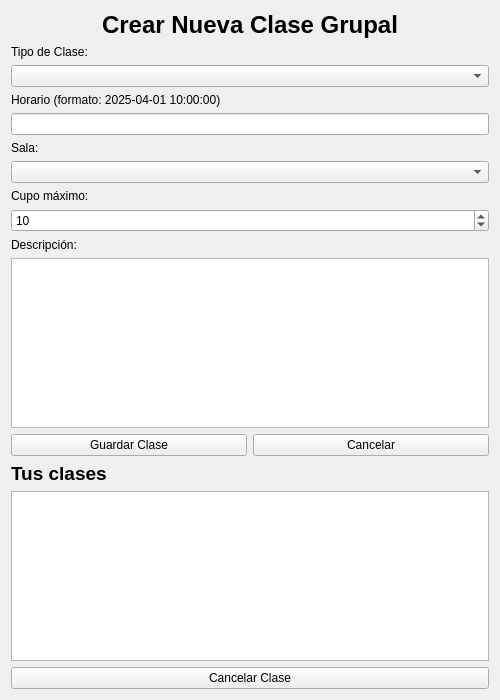
The window that src/vista/ui/crear_clase_grupal.ui (OscaarMG/campasgym) describes before a commit, drawn with Qt 5.
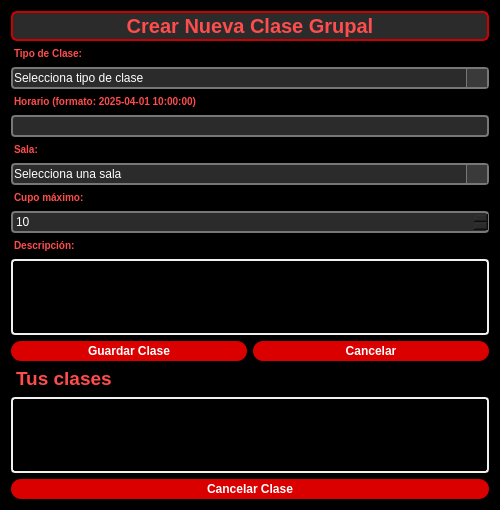
The same window after the commit.

Commit message: crear_clase_grupal

Patch:
```diff
--- a/src/vista/ui/crear_clase_grupal.ui
+++ b/src/vista/ui/crear_clase_grupal.ui
@@ -7,17 +7,34 @@
     <x>0</x>
     <y>0</y>
     <width>500</width>
-    <height>700</height>
+    <height>488</height>
    </rect>
   </property>
   <property name="windowTitle">
    <string>Crear Clase Grupal</string>
   </property>
+  <property name="styleSheet">
+   <string notr="true">background-color:#000000</string>
+  </property>
   <layout class="QVBoxLayout" name="verticalLayout">
    <item>
     <widget class="QLabel" name="labelTitulo">
+     <property name="maximumSize">
+      <size>
+       <width>16777215</width>
+       <height>30</height>
+      </size>
+     </property>
      <property name="styleSheet">
-      <string notr="true">font-size:18pt; font-weight:bold;</string>
+      <string notr="true">QLabel {
+    background-color: #2b2b2b;     
+    color: #ff4c4c;              
+    border: 2px solid #cc0000;     
+    padding: 2px;
+    font-size: 8px;
+    font-weight: bold;
+    border-radius: 6px;
+	font-size:15pt; font-weight:bold;}</string>
      </property>
      <property name="text">
       <string>Crear Nueva Clase Grupal</string>
@@ -29,6 +46,15 @@
    </item>
    <item>
     <widget class="QLabel" name="labelTipoClase">
+     <property name="styleSheet">
+      <string notr="true">QLabel{
+    color: #ff4c4c;              
+    font-size: 10px;
+    font-weight: bold;
+    padding-bottom: 1.3px;
+}
+</string>
+     </property>
      <property name="text">
       <string>Tipo de Clase:</string>
      </property>
@@ -36,6 +62,31 @@
    </item>
    <item>
     <widget class="QComboBox" name="comboBoxTipoClase">
+     <property name="styleSheet">
+      <string notr="true">QComboBox {
+    background-color: #2b2b2b;   
+    color: white;                    
+    border: 1.5px solid #777777;     
+    padding: 1px;
+    border-radius: 4px;
+}
+
+QComboBox::drop-down {
+    subcontrol-origin: padding;
+    subcontrol-position: top right;
+    width: 20px;
+    border-left: 1px solid #777777;
+    background-color: #3a3a3a;
+}
+
+QComboBox QAbstractItemView {
+    background-color: #2b2b2b;
+    color: white;
+    selection-background-color: #444444;
+    selection-color: #ff4c4c;     
+    border: 1px solid #555555;
+}</string>
+     </property>
      <property name="placeholderText">
       <string>Selecciona tipo de clase</string>
      </property>
@@ -68,16 +119,47 @@
    </item>
    <item>
     <widget class="QLabel" name="labelHorario">
+     <property name="styleSheet">
+      <string notr="true">QLabel{
+    color: #ff4c4c;              
+    font-size: 10px;
+    font-weight: bold;
+    padding-bottom: 1.3px;
+}
+</string>
+     </property>
      <property name="text">
       <string>Horario (formato: 2025-04-01 10:00:00)</string>
      </property>
     </widget>
    </item>
    <item>
-    <widget class="QLineEdit" name="lineEditHorario"/>
+    <widget class="QLineEdit" name="lineEditHorario">
+     <property name="styleSheet">
+      <string notr="true">QLineEdit {
+    background-color: #2b2b2b;      
+    color: white;                   
+    border: 1.5px solid #777777;     
+    padding: 1px;
+    border-radius: 4px;
+    selection-background-color: #444444;
+    selection-color: #ff4c4c;        
+}
+</string>
+     </property>
+    </widget>
    </item>
    <item>
     <widget class="QLabel" name="labelSala">
+     <property name="styleSheet">
+      <string notr="true">QLabel{
+    color: #ff4c4c;              
+    font-size: 10px;
+    font-weight: bold;
+    padding-bottom: 1.3px;
+}
+</string>
+     </property>
      <property name="text">
       <string>Sala:</string>
      </property>
@@ -85,6 +167,31 @@
    </item>
    <item>
     <widget class="QComboBox" name="comboBoxSala">
+     <property name="styleSheet">
+      <string notr="true">QComboBox {
+    background-color: #2b2b2b;   
+    color: white;                    
+    border: 1.5px solid #777777;     
+    padding: 1px;
+    border-radius: 4px;
+}
+
+QComboBox::drop-down {
+    subcontrol-origin: padding;
+    subcontrol-position: top right;
+    width: 20px;
+    border-left: 1px solid #777777;
+    background-color: #3a3a3a;
+}
+
+QComboBox QAbstractItemView {
+    background-color: #2b2b2b;
+    color: white;
+    selection-background-color: #444444;
+    selection-color: #ff4c4c;     
+    border: 1px solid #555555;
+}</string>
+     </property>
      <property name="placeholderText">
       <string>Selecciona una sala</string>
      </property>
@@ -117,6 +224,15 @@
    </item>
    <item>
     <widget class="QLabel" name="labelCupoMaximo">
+     <property name="styleSheet">
+      <string notr="true">QLabel{
+    color: #ff4c4c;              
+    font-size: 10px;
+    font-weight: bold;
+    padding-bottom: 1.3px;
+}
+</string>
+     </property>
      <property name="text">
       <string>Cupo máximo:</string>
      </property>
@@ -124,6 +240,31 @@
    </item>
    <item>
     <widget class="QSpinBox" name="spinBoxCupoMaximo">
+     <property name="styleSheet">
+      <string notr="true">QSpinBox {
+    background-color: #2b2b2b;   
+    color: white;                    
+    border: 1.5px solid #777777;     
+    padding: 1px;
+    border-radius: 4px;
+}
+
+QComboBox::drop-down {
+    subcontrol-origin: padding;
+    subcontrol-position: top right;
+    width: 20px;
+    border-left: 1px solid #777777;
+    background-color: #3a3a3a;
+}
+
+QComboBox QAbstractItemView {
+    background-color: #2b2b2b;
+    color: white;
+    selection-background-color: #444444;
+    selection-color: #ff4c4c;     
+    border: 1px solid #555555;
+}</string>
+     </property>
      <property name="minimum">
       <number>1</number>
      </property>
@@ -137,18 +278,57 @@
    </item>
    <item>
     <widget class="QLabel" name="labelSociosApuntados">
+     <property name="styleSheet">
+      <string notr="true">QLabel{
+    color: #ff4c4c;              
+    font-size: 10px;
+    font-weight: bold;
+    padding-bottom: 1.3px;
+}
+</string>
+     </property>
      <property name="text">
       <string>Descripción:</string>
      </property>
     </widget>
    </item>
    <item>
-    <widget class="QTextEdit" name="textEdit"/>
+    <widget class="QTextEdit" name="textEdit">
+     <property name="maximumSize">
+      <size>
+       <width>16777215</width>
+       <height>100</height>
+      </size>
+     </property>
+     <property name="styleSheet">
+      <string notr="true">QTextEdit {
+    background-color: #000000;
+    border: 1.5px solid #f0f0f0;
+    color: #f0f0f0;
+    padding: 2px;
+    border-radius: 4px;
+}</string>
+     </property>
+    </widget>
    </item>
    <item>
     <layout class="QHBoxLayout" name="horizontalLayoutBotones">
      <item>
       <widget class="QPushButton" name="btnGuardar">
+       <property name="styleSheet">
+        <string notr="true">QPushButton {
+    background-color: #da0000;
+    color: white;
+    border-radius: 10px;
+    padding: 3px;
+    font-size: 12px;
+    font-weight: bold;
+}
+
+QPushButton:hover {
+    background-color: #aa0000;
+}</string>
+       </property>
        <property name="text">
         <string>Guardar Clase</string>
        </property>
@@ -156,6 +336,20 @@
      </item>
      <item>
       <widget class="QPushButton" name="btnCancelar">
+       <property name="styleSheet">
+        <string notr="true">QPushButton {
+    background-color: #da0000;
+    color: white;
+    border-radius: 10px;
+    padding: 3px;
+    font-size: 12px;
+    font-weight: bold;
+}
+
+QPushButton:hover {
+    background-color: #aa0000;
+}</string>
+       </property>
        <property name="text">
         <string>Cancelar</string>
        </property>
@@ -166,7 +360,12 @@
    <item>
     <widget class="QLabel" name="labelTusClases">
      <property name="styleSheet">
-      <string notr="true">font-weight: bold; font-size: 14pt;</string>
+      <string notr="true">QLabel{
+    color: #ff4c4c;              
+    font-size: 10px;
+    font-weight: bold;
+    padding-bottom: 1.3px;
+	font-weight: bold; font-size: 14pt;}</string>
      </property>
      <property name="text">
       <string>Tus clases</string>
@@ -174,10 +373,40 @@
     </widget>
    </item>
    <item>
-    <widget class="QListWidget" name="listWidgetClases"/>
+    <widget class="QListWidget" name="listWidgetClases">
+     <property name="maximumSize">
+      <size>
+       <width>16777215</width>
+       <height>175</height>
+      </size>
+     </property>
+     <property name="styleSheet">
+      <string notr="true">QListWidget {
+    background-color: #000000;
+    border: 1.5px solid #f0f0f0;
+    color: #f0f0f0;
+    padding: 2px;
+    border-radius: 4px;
+}</string>
+     </property>
+    </widget>
    </item>
    <item>
     <widget class="QPushButton" name="btnCancelarClase">
+     <property name="styleSheet">
+      <string notr="true">QPushButton {
+    background-color: #da0000;
+    color: white;
+    border-radius: 10px;
+    padding: 3px;
+    font-size: 12px;
+    font-weight: bold;
+}
+
+QPushButton:hover {
+    background-color: #aa0000;
+}</string>
+     </property>
      <property name="text">
       <string>Cancelar Clase</string>
      </property>
```
